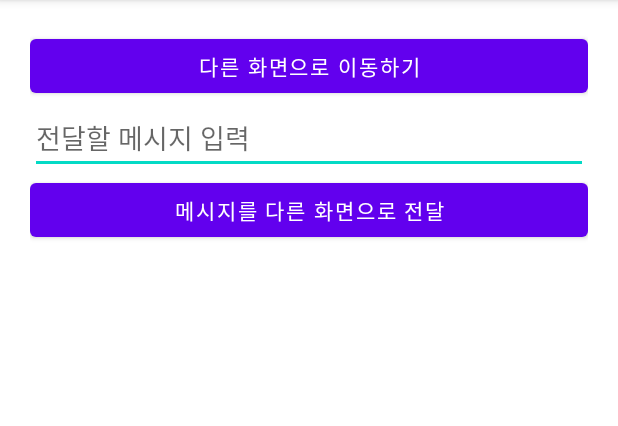
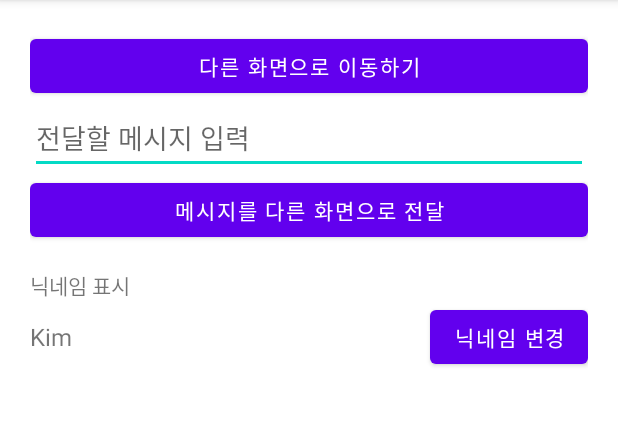
Before and after one commit to codingnooblol/NewActivity, an Android app: the screen it shows after launch (MainActivity), on a phone screen of 412 x 824 dp, the part 84-510 px from its top. Run offline under Robolectric (Android 15) with nearby library versions, the phone set to English and light mode, and no system bars.

Commit message:
닉네임 보여주는 UI 추가

```diff
--- a/app/src/main/java/com/example/newactivity/MainActivity.kt
+++ b/app/src/main/java/com/example/newactivity/MainActivity.kt
@@ -36,5 +36,7 @@ class MainActivity : AppCompatActivity() {
             val myIntent = Intent(this, OtherActivity::class.java)
             startActivity(myIntent)
         }
+
+
     }
 }
--- a/app/src/main/res/layout/activity_main.xml
+++ b/app/src/main/res/layout/activity_main.xml
@@ -26,4 +26,34 @@
         android:layout_width="match_parent"
         android:layout_height="wrap_content"
         android:text="메시지를 다른 화면으로 전달" />
+
+    <TextView
+        android:layout_width="wrap_content"
+        android:layout_height="wrap_content"
+        android:text="닉네임 표시"
+        android:layout_marginTop="15dp"/>
+
+    <LinearLayout
+        android:layout_width="match_parent"
+        android:layout_height="wrap_content"
+        android:orientation="horizontal">
+
+        <TextView
+            android:layout_width="wrap_content"
+            android:layout_height="wrap_content"
+            android:textSize="16sp"
+            android:text="Kim"/>
+
+        <TextView
+            android:layout_width="0dp"
+            android:layout_height="wrap_content"
+            android:layout_weight="1"/>
+
+        <Button
+            android:layout_width="wrap_content"
+            android:layout_height="wrap_content"
+            android:text="닉네임 변경" />
+
+    </LinearLayout>
+
 </LinearLayout>
```
